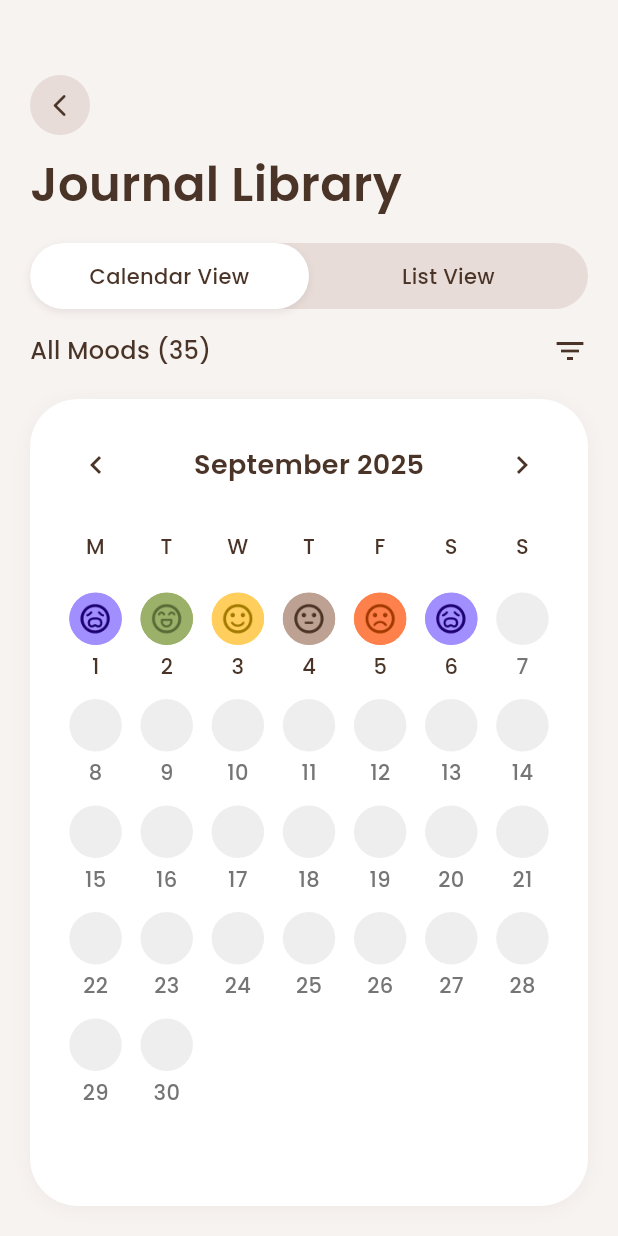
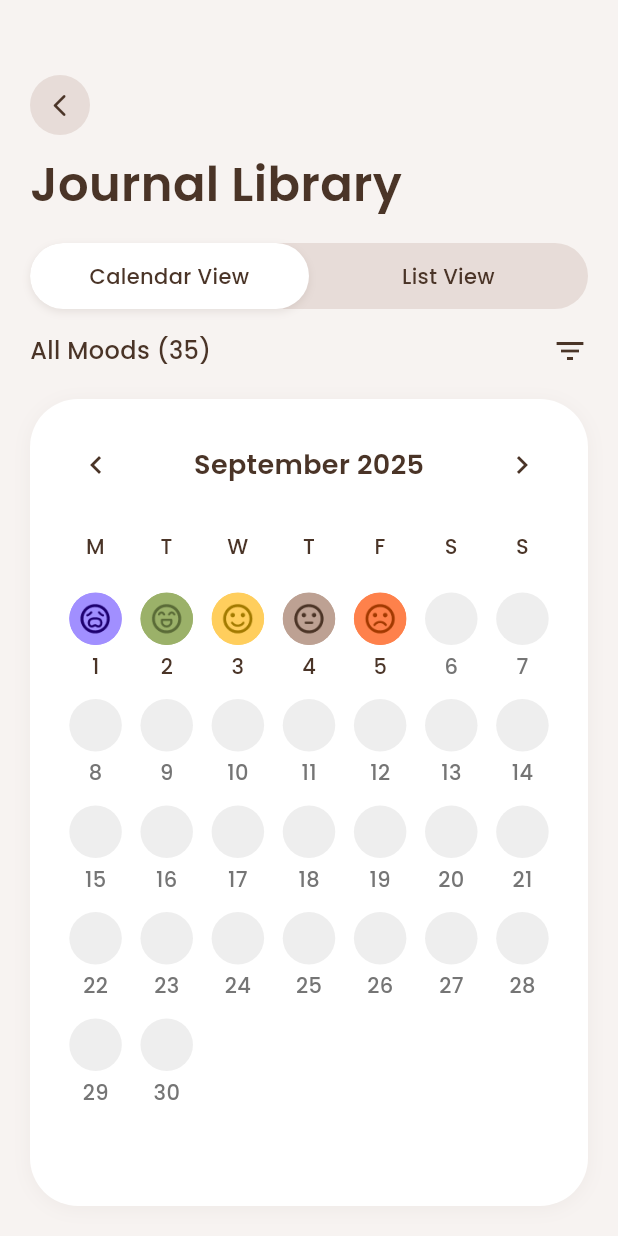
Before and after one commit to jocelyngan2005/solace, a Flutter app: the JournalLibraryScreen screen opened directly, on a phone screen of 412 x 824 dp. Run offline on Flutter 3.47's test engine with Material 3 defaults, Android fonts, the phone set to English and light mode, and no system bars; our stand-ins replace fl_chart, google_fonts; accounts and stored records are empty.

Commit message:
Journal Library Updates

```diff
--- a/lib/screens/therapy/journal_library_screen.dart
+++ b/lib/screens/therapy/journal_library_screen.dart
@@ -392,6 +392,21 @@ class _JournalLibraryScreenState extends State<JournalLibraryScreen> {
       final date = DateTime(_currentDate.year, _currentDate.month, day);
       final entry = _getEntryForDate(date);
 
+      // Check if this is today and if there's actually an entry
+      final today = DateTime.now();
+      final isToday = date.year == today.year &&
+                     date.month == today.month &&
+                     date.day == today.day;
+
+      // For today, check if user has actually completed a journal entry
+      bool hasActualEntry = entry != null;
+      if (isToday) {
+        final todayMood = JournalEntryService.getTodayMoodLabel();
+        final todayTitle = JournalEntryService.getTodayTitle();
+        final todayContent = JournalEntryService.getTodayJournalText();
+        hasActualEntry = todayMood != null && todayTitle != null && todayContent != null;
+      }
+
       currentWeek.add(
         Expanded(
           child: GestureDetector(
@@ -406,15 +421,15 @@ class _JournalLibraryScreenState extends State<JournalLibraryScreen> {
                     width: 35,
                     height: 35,
                     decoration: BoxDecoration(
-                      color: entry != null
-                          ? _moodColors[entry.mood] ?? Colors.grey[300]
+                      color: hasActualEntry
+                          ? _moodColors[entry!.mood] ?? Colors.grey[300]
                           : Colors.grey[200],
                       shape: BoxShape.circle,
                     ),
-                    child: entry != null
+                    child: hasActualEntry
                         ? ClipOval(
                             child: Image.asset(
-                              _moodImages[entry.mood] ??
+                              _moodImages[entry!.mood] ??
                                   'assets/moods/neutral.png',
                               width: 24,
                               height: 24,
@@ -428,7 +443,7 @@ class _JournalLibraryScreenState extends State<JournalLibraryScreen> {
                   Text(
                     day.toString(),
                     style: TextStyle(
-                      color: entry != null
+                      color: hasActualEntry
                           ? Theme.of(context).colorScheme.onSurface
                           : Colors.grey[600],
                       fontWeight: FontWeight.w500,
@@ -630,6 +645,24 @@ class _JournalLibraryScreenState extends State<JournalLibraryScreen> {
   }
 
   void _showDayDetails(DateTime date, JournalEntry? entry) {
+    // Check if this is today and if there's actually a completed entry
+    final currentDate = DateTime.now();
+    final isTodaysDate = date.year == currentDate.year &&
+                        date.month == currentDate.month &&
+                        date.day == currentDate.day;
+
+    if (isTodaysDate) {
+      // For today, check if user has actually completed a journal entry
+      final todayMood = JournalEntryService.getTodayMoodLabel();
+      final todayTitle = JournalEntryService.getTodayTitle();
+      final todayContent = JournalEntryService.getTodayJournalText();
+
+      // If today's entry is not completed, don't show details
+      if (todayMood == null || todayTitle == null || todayContent == null) {
+        return;
+      }
+    }
+
     if (entry == null) return;
 
     // Use actual mood descriptions for today's entry if available, otherwise generate sample ones
```
